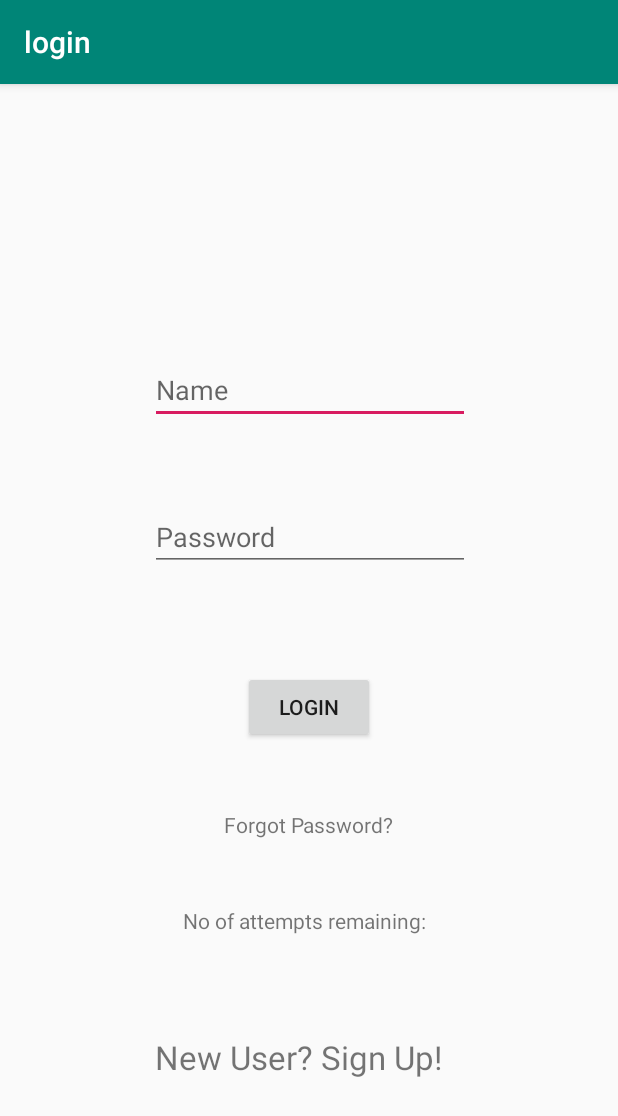
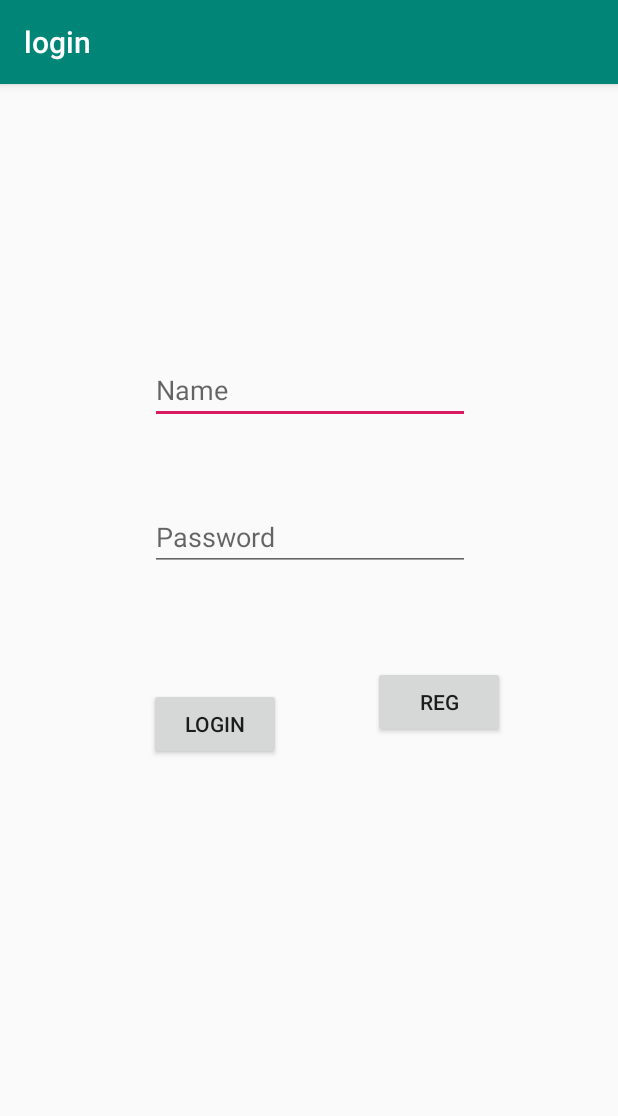
Before and after one commit to dhanalakshmi3467/college-cultural-app, an Android app: the screen it shows after launch (MainActivity before the commit, Login after it), on a phone screen of 412 x 824 dp. Shown: the top 1116 px of the screen. Run offline under Robolectric (Android 15) with nearby library versions, the phone set to English and light mode, and no system bars.

Commit message:
login and signup

```diff
--- a/app/src/main/AndroidManifest.xml
+++ b/app/src/main/AndroidManifest.xml
@@ -1,6 +1,8 @@
 <?xml version="1.0" encoding="utf-8"?>
 <manifest xmlns:android="http://schemas.android.com/apk/res/android"
     package="com.example.login">
+
+    <uses-permission android:name="android.permission.INTERNET" />
 
     <application
         android:allowBackup="true"
@@ -9,7 +11,8 @@
         android:roundIcon="@mipmap/ic_launcher_round"
         android:supportsRtl="true"
         android:theme="@style/AppTheme">
-        <activity android:name=".MainActivity">
+        <activity android:name=".Homepage"></activity>
+        <activity android:name=".Login">
             <intent-filter>
                 <action android:name="android.intent.action.MAIN" />
 
--- a/app/src/main/java/com/example/login/MainActivity.java
+++ b/app/src/main/java/com/example/login/Login.java
@@ -6,15 +6,15 @@ import android.os.Bundle;
 import android.view.View;
 import android.widget.EditText;
 
-public class MainActivity extends AppCompatActivity {
+public class Login extends AppCompatActivity {
     EditText UsernameEt, PasswordEt;
 
     @Override
     protected void onCreate(Bundle savedInstanceState) {
         super.onCreate(savedInstanceState);
         setContentView(R.layout.activity_main);
-        UsernameEt = (EditText) findViewById(R.id.etUserName);
-        PasswordEt = (EditText) findViewById(R.id.etPassword);
+        UsernameEt = (EditText)findViewById(R.id.etName);
+        PasswordEt = (EditText)findViewById(R.id.etPassword);
     }
 
     public void OnLogin(View view) {
@@ -22,7 +22,7 @@ public class MainActivity extends AppCompatActivity {
         String password = PasswordEt.getText().toString();
         String type = "login";
         BackgroundWorker backgroundWorker = new BackgroundWorker(this);
-        backgroundWorker.execute(type, username, password);
+        backgroundWorker.execute(type,username,password);
 
     }
 }
--- a/app/src/main/res/layout/activity_main.xml
+++ b/app/src/main/res/layout/activity_main.xml
@@ -4,7 +4,7 @@
     xmlns:tools="http://schemas.android.com/tools"
     android:layout_width="match_parent"
     android:layout_height="match_parent"
-    tools:context=".MainActivity">
+    tools:context=".Login">
 
     <EditText
         android:id="@+id/etName"
@@ -46,60 +46,35 @@
         android:id="@+id/btnLogin"
         android:layout_width="wrap_content"
         android:layout_height="wrap_content"
+        android:layout_marginLeft="8dp"
+        android:layout_marginTop="8dp"
+        android:layout_marginRight="8dp"
         android:layout_marginBottom="8dp"
-        android:layout_marginLeft="8dp"
-        android:layout_marginRight="8dp"
-        android:layout_marginTop="8dp"
+        android:onClick="OnLogin"
         android:text="Login"
         app:layout_constraintBottom_toBottomOf="parent"
+        app:layout_constraintHorizontal_bias="0.296"
         app:layout_constraintLeft_toLeftOf="parent"
         app:layout_constraintRight_toRightOf="parent"
         app:layout_constraintTop_toBottomOf="@+id/etPassword"
-        app:layout_constraintVertical_bias="0.154" />
+        app:layout_constraintVertical_bias="0.185" />
 
-    <TextView
-        android:id="@+id/tvInfo"
+    <Button
+        android:id="@+id/txtreg"
         android:layout_width="wrap_content"
         android:layout_height="wrap_content"
-        android:layout_marginBottom="8dp"
-        android:layout_marginLeft="8dp"
-        android:layout_marginRight="8dp"
-        android:layout_marginTop="8dp"
-        android:text="No of attempts remaining:  "
+        android:layout_marginStart="16dp"
+        android:layout_marginTop="63dp"
+        android:layout_marginEnd="24dp"
+        android:layout_marginBottom="360dp"
+        android:onClick="Register1"
+        android:text="reg"
         app:layout_constraintBottom_toBottomOf="parent"
-        app:layout_constraintLeft_toLeftOf="parent"
-        app:layout_constraintRight_toRightOf="parent"
-        app:layout_constraintTop_toBottomOf="@+id/btnLogin"
-        app:layout_constraintVertical_bias="0.344" />
+        app:layout_constraintEnd_toEndOf="parent"
+        app:layout_constraintHorizontal_bias="0.468"
+        app:layout_constraintStart_toEndOf="@+id/btnLogin"
+        app:layout_constraintTop_toBottomOf="@+id/etPassword"
+        app:layout_constraintVertical_bias="0.0"
+        tools:ignore="OnClick" />
 
-    <TextView
-        android:id="@+id/tvRegister"
-        android:layout_width="wrap_content"
-        android:layout_height="wrap_content"
-        android:layout_marginBottom="8dp"
-        android:layout_marginLeft="67dp"
-        android:layout_marginRight="8dp"
-        android:layout_marginTop="8dp"
-        android:text="New User? Sign Up!"
-        android:textSize="22sp"
-        app:layout_constraintBottom_toBottomOf="parent"
-        app:layout_constraintHorizontal_bias="0.25"
-        app:layout_constraintLeft_toLeftOf="parent"
-        app:layout_constraintRight_toRightOf="parent"
-        app:layout_constraintTop_toBottomOf="@+id/tvInfo"
-        app:layout_constraintVertical_bias="0.379" />
-
-    <TextView
-        android:id="@+id/tvForgotPassword"
-        android:layout_width="wrap_content"
-        android:layout_height="wrap_content"
-        android:layout_marginBottom="8dp"
-        android:layout_marginEnd="8dp"
-        android:layout_marginStart="8dp"
-        android:layout_marginTop="8dp"
-        android:text="Forgot Password?"
-        app:layout_constraintBottom_toTopOf="@+id/tvInfo"
-        app:layout_constraintEnd_toEndOf="parent"
-        app:layout_constraintStart_toStartOf="parent"
-        app:layout_constraintTop_toBottomOf="@+id/btnLogin" />
 </androidx.constraintlayout.widget.ConstraintLayout>
```
Also changed, not shown: app/src/main/java/com/example/login/BackgroundWorker.java (+22 -8 lines), app/src/main/java/com/example/login/Homepage.java (added, +14 -0 lines), app/src/main/java/com/example/login/Register.java (+12 -11 lines), app/src/main/java/com/example/login/Register_Student.java (renamed from app/src/main/java/com/example/login/RegisterStudent.java, +33 -20 lines), app/src/main/res/layout/activity_homepage.xml (added, +19 -0 lines), app/src/main/res/layout/activity_registration.xml (+1 -17 lines), 1 other file.
